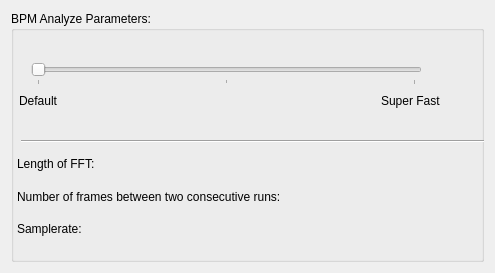
First picture: the form in plugins/bpm/options_bpm.ui, repository metabrainz/picard-plugins, before the edit.
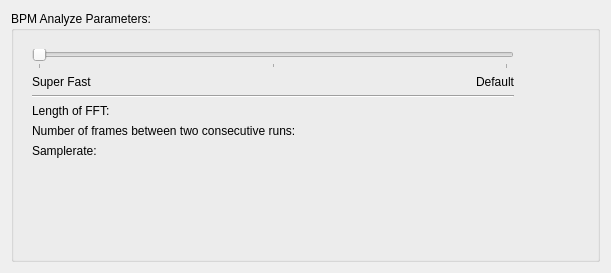
Second picture: the form after the edit.

Commit message: bpm: update user interface

Diff of the .ui file:
```diff
--- a/plugins/bpm/options_bpm.ui
+++ b/plugins/bpm/options_bpm.ui
@@ -6,47 +6,37 @@
    <rect>
     <x>0</x>
     <y>0</y>
-    <width>495</width>
+    <width>611</width>
     <height>273</height>
    </rect>
   </property>
-  <layout class="QGridLayout" name="gridLayout_2">
-   <item row="0" column="0">
+  <layout class="QVBoxLayout" name="verticalLayout">
+   <item>
     <widget class="QGroupBox" name="bpm_options">
      <property name="title">
       <string>BPM Analyze Parameters:</string>
      </property>
-     <widget class="QLabel" name="slider_default">
-      <property name="geometry">
-       <rect>
-        <x>8</x>
-        <y>80</y>
-        <width>43</width>
-        <height>19</height>
-       </rect>
-      </property>
-      <property name="toolTip">
-       <string extracomment="Most accurate"/>
-      </property>
-      <property name="text">
-       <string>Default</string>
-      </property>
-     </widget>
+     <layout class="QVBoxLayout" name="verticalLayout_2">
+      <item>
+       <widget class="QWidget" name="verticalWidget" native="true">
+        <property name="maximumSize">
+         <size>
+          <width>500</width>
+          <height>16777215</height>
+         </size>
+        </property>
+        <layout class="QVBoxLayout" name="verticalLayout_3">
+         <item>
      <widget class="QSlider" name="slider_parameter">
-      <property name="geometry">
-       <rect>
-        <x>20</x>
-        <y>51</y>
-        <width>391</width>
-        <height>23</height>
-       </rect>
-      </property>
       <property name="minimum">
        <number>1</number>
       </property>
       <property name="maximum">
        <number>3</number>
       </property>
+           <property name="pageStep">
+            <number>1</number>
+           </property>
       <property name="orientation">
        <enum>Qt::Horizontal</enum>
       </property>
@@ -57,45 +47,56 @@
        <number>1</number>
       </property>
      </widget>
+         </item>
+         <item>
+          <layout class="QHBoxLayout" name="slider_labels">
+           <property name="spacing">
+            <number>6</number>
+           </property>
+           <item>
      <widget class="QLabel" name="slider_super_fast">
-      <property name="geometry">
-       <rect>
-        <x>370</x>
-        <y>80</y>
-        <width>61</width>
-        <height>19</height>
-       </rect>
-      </property>
       <property name="layoutDirection">
        <enum>Qt::RightToLeft</enum>
       </property>
       <property name="text">
        <string>Super Fast</string>
       </property>
-     </widget>
+             <property name="alignment">
+              <set>Qt::AlignLeading|Qt::AlignLeft|Qt::AlignTop</set>
+             </property>
+            </widget>
+           </item>
+           <item>
+            <widget class="QLabel" name="slider_default">
+             <property name="toolTip">
+              <string extracomment="Most accurate"/>
+             </property>
+             <property name="text">
+              <string>Default</string>
+             </property>
+             <property name="alignment">
+              <set>Qt::AlignRight|Qt::AlignTop|Qt::AlignTrailing</set>
+             </property>
+            </widget>
+           </item>
+          </layout>
+         </item>
+         <item>
      <widget class="Line" name="line">
-      <property name="geometry">
-       <rect>
-        <x>10</x>
-        <y>120</y>
-        <width>471</width>
-        <height>20</height>
-       </rect>
-      </property>
       <property name="orientation">
        <enum>Qt::Horizontal</enum>
       </property>
      </widget>
-     <widget class="QWidget" name="horizontalLayoutWidget">
-      <property name="geometry">
-       <rect>
-        <x>6</x>
-        <y>140</y>
-        <width>471</width>
-        <height>91</height>
-       </rect>
-      </property>
-      <layout class="QGridLayout" name="gridLayout" columnstretch="1,1">
+         </item>
+         <item>
+          <layout class="QGridLayout" name="gridLayout" columnstretch="4,0">
+           <item row="2" column="0">
+            <widget class="QLabel" name="samplerate_label">
+             <property name="text">
+              <string>Samplerate:</string>
+             </property>
+            </widget>
+           </item>
        <item row="2" column="1">
         <widget class="QLabel" name="samplerate_value">
          <property name="text">
@@ -106,6 +107,16 @@
          </property>
         </widget>
        </item>
+           <item row="1" column="1">
+            <widget class="QLabel" name="hop_s_value">
+             <property name="text">
+              <string/>
+             </property>
+             <property name="alignment">
+              <set>Qt::AlignRight|Qt::AlignTrailing|Qt::AlignVCenter</set>
+             </property>
+            </widget>
+           </item>
        <item row="1" column="0">
         <widget class="QLabel" name="hop_s_label">
          <property name="text">
@@ -123,16 +134,6 @@
          </property>
         </widget>
        </item>
-       <item row="1" column="1">
-        <widget class="QLabel" name="hop_s_value">
-         <property name="text">
-          <string/>
-         </property>
-         <property name="alignment">
-          <set>Qt::AlignRight|Qt::AlignTrailing|Qt::AlignVCenter</set>
-         </property>
-        </widget>
-       </item>
        <item row="0" column="0">
         <widget class="QLabel" name="win_s_label">
          <property name="text">
@@ -140,15 +141,25 @@
          </property>
         </widget>
        </item>
-       <item row="2" column="0">
-        <widget class="QLabel" name="samplerate_label">
-         <property name="text">
-          <string>Samplerate:</string>
-         </property>
-        </widget>
+          </layout>
        </item>
       </layout>
      </widget>
+      </item>
+      <item>
+       <spacer name="verticalSpacer">
+        <property name="orientation">
+         <enum>Qt::Vertical</enum>
+        </property>
+        <property name="sizeHint" stdset="0">
+         <size>
+          <width>20</width>
+          <height>40</height>
+         </size>
+        </property>
+       </spacer>
+      </item>
+     </layout>
     </widget>
    </item>
   </layout>
```
Lines whose indentation alone changed are shown as unchanged. The commit also changes 2 other files.
